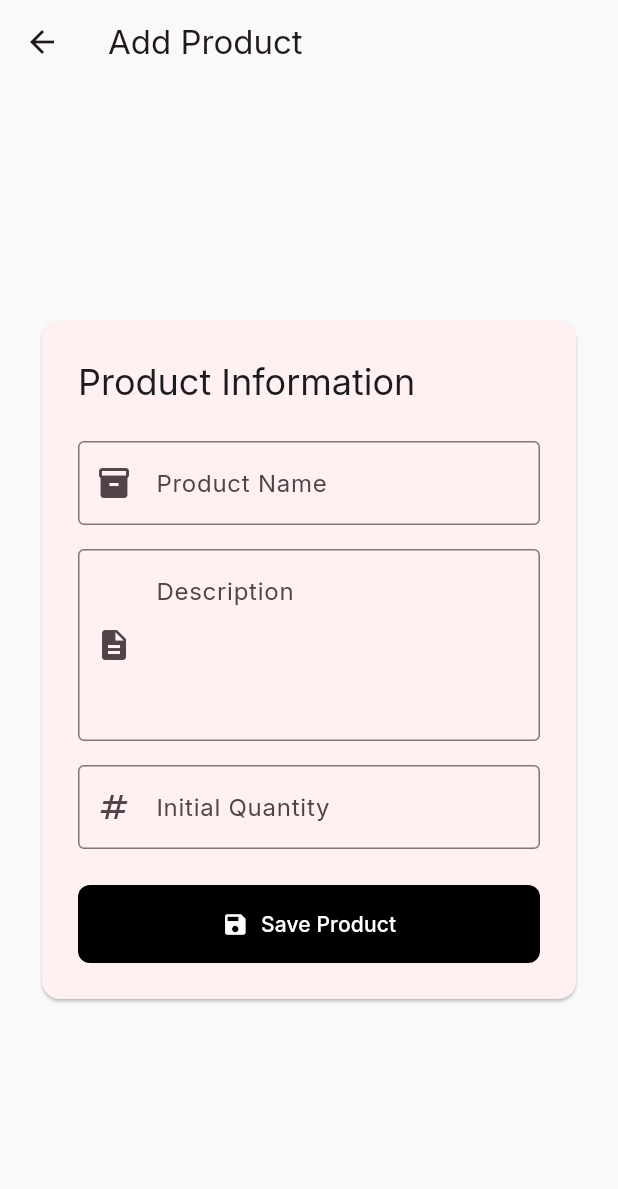
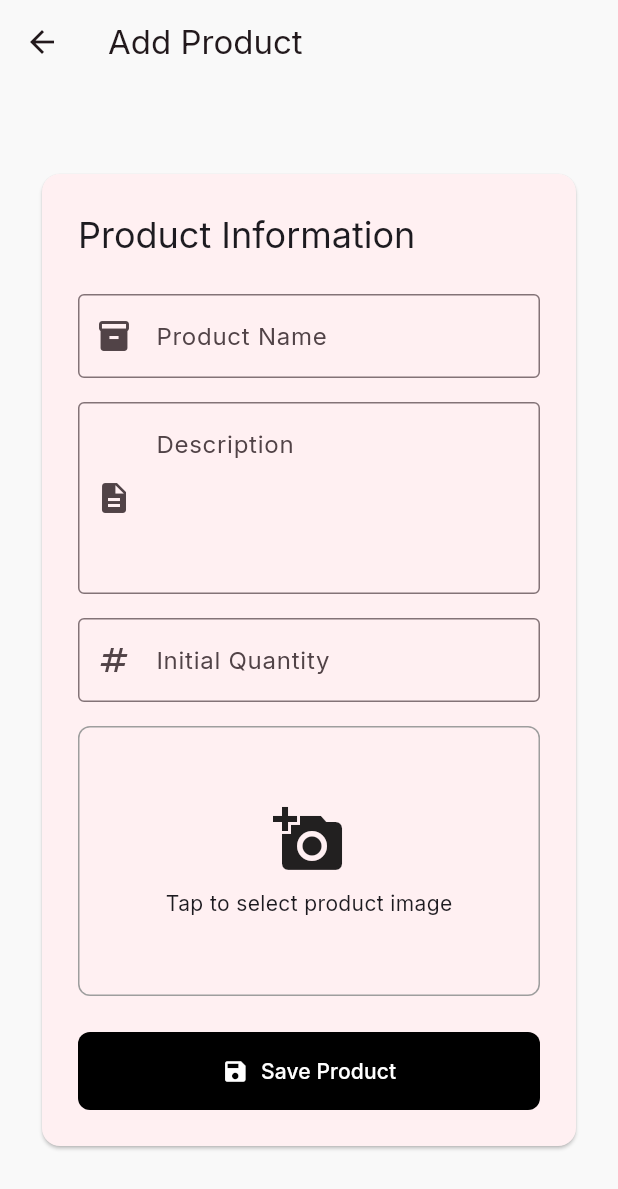
Before and after one commit to User-Suuro/sariapp-flutter, a Flutter app: the ProductForm screen opened directly, on a phone screen of 412 x 824 dp. Shown: the top 1189 px of the screen. Run offline on Flutter 3.47's test engine with Material 3 defaults, Android fonts, the phone set to English and light mode, and no system bars; our stand-ins replace flutter_dotenv, google_fonts, image_picker, supabase_flutter; accounts and stored records are empty; network calls fail.

Commit message:
minor change

```diff
--- a/lib/routes/products/product_form.dart
+++ b/lib/routes/products/product_form.dart
@@ -1,5 +1,7 @@
+import 'dart:io';
 import 'package:flutter/material.dart';
 import 'package:sariapp/utils/validator.dart';
+import 'package:image_picker/image_picker.dart';
 
 class ProductForm extends StatefulWidget {
   const ProductForm({super.key});
@@ -14,6 +16,10 @@ class _ProductFormState extends State<ProductForm> {
   final _nameController = TextEditingController();
   final _descController = TextEditingController();
   final _qtyController = TextEditingController();
+
+  final _imagePicker = ImagePicker();
+  File? _selectedImage;
+  String? _imagePath;
 
   @override
   void dispose() {
@@ -43,11 +49,28 @@ class _ProductFormState extends State<ProductForm> {
       'name': _nameController.text.trim(),
       'desc': _descController.text.trim(),
       'qty': int.parse(_qtyController.text),
+      'image': _imagePath,
     };
 
     ScaffoldMessenger.of(
       context,
     ).showSnackBar(const SnackBar(content: Text('Product saved successfully')));
+  }
+
+  Future<void> _pickImage() async {
+    final XFile? image = await _imagePicker.pickImage(
+      source: ImageSource.gallery,
+      imageQuality: 80,
+    );
+
+    if (image == null) return;
+
+    setState(() {
+      _selectedImage = File(image.path);
+      _imagePath = image.path;
+    });
+
+    _formKey.currentState?.validate();
   }
 
   @override
@@ -116,6 +139,76 @@ class _ProductFormState extends State<ProductForm> {
                           ]),
                         ),
 
+                        const SizedBox(height: 16),
+
+                        // Image Pickers
+                        FormField<String>(
+                          validator: Validators.compose([
+                            Validators.required('Product Image'),
+                          ]),
+                          initialValue: _imagePath,
+                          builder: (field) {
+                            return Column(
+                              crossAxisAlignment: CrossAxisAlignment.start,
+                              children: [
+                                InkWell(
+                                  onTap: () async {
+                                    await _pickImage();
+                                    field.didChange(_imagePath);
+                                  },
+                                  borderRadius: BorderRadius.circular(8),
+                                  child: Container(
+                                    height: 180,
+                                    width: double.infinity,
+                                    decoration: BoxDecoration(
+                                      border: Border.all(
+                                        color: field.hasError
+                                            ? Colors.red
+                                            : Colors.grey,
+                                      ),
+                                      borderRadius: BorderRadius.circular(8),
+                                    ),
+                                    child: _selectedImage == null
+                                        ? const Column(
+                                            mainAxisAlignment:
+                                                MainAxisAlignment.center,
+                                            children: [
+                                              Icon(Icons.add_a_photo, size: 48),
+                                              SizedBox(height: 8),
+                                              Text(
+                                                "Tap to select product image",
+                                              ),
+                                            ],
+                                          )
+                                        : ClipRRect(
+                                            borderRadius: BorderRadius.circular(
+                                              8,
+                                            ),
+                                            child: Image.file(
+                                              _selectedImage!,
+                                              fit: BoxFit.cover,
+                                            ),
+                                          ),
+                                  ),
+                                ),
+                                if (field.hasError)
+                                  Padding(
+                                    padding: const EdgeInsets.only(
+                                      top: 8,
+                                      left: 12,
+                                    ),
+                                    child: Text(
+                                      field.errorText!,
+                                      style: const TextStyle(
+                                        color: Colors.red,
+                                        fontSize: 12,
+                                      ),
+                                    ),
+                                  ),
+                              ],
+                            );
+                          },
+                        ),
                         const SizedBox(height: 24),
 
                         FilledButton.icon(
--- a/lib/routes/root.dart
+++ b/lib/routes/root.dart
@@ -56,8 +56,6 @@ class _MyRootPageState extends State<MyRootPage> {
       const ReportsPage(),
       const SettingsPage(),
     ];
-
-    final titles = ['Dashboard', 'Products', 'Checkout', 'Reports', 'Settings'];
 
     return Scaffold(
       appBar: AppBar(
--- a/pubspec.yaml
+++ b/pubspec.yaml
@@ -34,9 +34,10 @@ dependencies:
   # The following adds the Cupertino Icons font to your application.
   # Use with the CupertinoIcons class for iOS style icons.
   cupertino_icons: ^1.0.8
-  google_fonts: ^6.2.1
+  google_fonts: ^8.1.0
   supabase_flutter: ^2.15.0
   flutter_dotenv: ^6.0.1
+  image_picker: ^1.2.3
 
 dev_dependencies:
   flutter_test:
@@ -47,7 +48,7 @@ dev_dependencies:
   # activated in the `analysis_options.yaml` file located at the root of your
   # package. See that file for information about deactivating specific lint
   # rules and activating additional ones.
-  flutter_lints: ^5.0.0
+  flutter_lints: ^6.0.0
 
 # For information on the generic Dart part of this file, see the
 # following page: https://dart.dev/tools/pub/pubspec
```
Also changed, not shown: lib/routes/checkout/checkout.dart (line endings or trailing spaces), lib/routes/products/product_info.dart (added), pubspec.lock, 2 other files.
